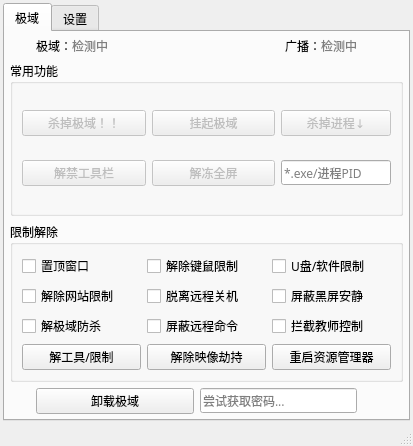
This is NTD.ui in LYXOfficial/NoTopDomain as Qt 5 draws it before an edit. The edited form follows.
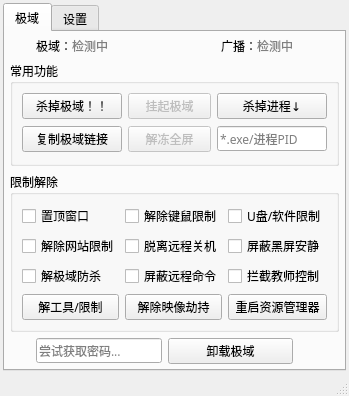
This is the edited form.

```diff
--- a/NTD.ui
+++ b/NTD.ui
@@ -6,8 +6,8 @@
    <rect>
     <x>0</x>
     <y>0</y>
-    <width>413</width>
-    <height>446</height>
+    <width>340</width>
+    <height>376</height>
    </rect>
   </property>
   <property name="font">
@@ -256,27 +256,8 @@
              </property>
             </widget>
            </item>
-           <item row="1" column="0">
-            <widget class="QPushButton" name="EnableTDBar">
-             <property name="enabled">
-              <bool>false</bool>
-             </property>
-             <property name="maximumSize">
-              <size>
-               <width>16777215</width>
-               <height>16777215</height>
-              </size>
-             </property>
-             <property name="text">
-              <string>解禁工具栏</string>
-             </property>
-            </widget>
-           </item>
            <item row="0" column="0">
             <widget class="QPushButton" name="KillTD">
-             <property name="enabled">
-              <bool>false</bool>
-             </property>
              <property name="minimumSize">
               <size>
                <width>100</width>
@@ -291,7 +272,7 @@
            <item row="0" column="2">
             <widget class="QPushButton" name="KillCurrent">
              <property name="enabled">
-              <bool>false</bool>
+              <bool>true</bool>
              </property>
              <property name="text">
               <string>杀掉进程↓</string>
@@ -326,17 +307,17 @@
              </property>
             </widget>
            </item>
+           <item row="1" column="0">
+            <widget class="QPushButton" name="CopyLink">
+             <property name="text">
+              <string>复制极域链接</string>
+             </property>
+            </widget>
+           </item>
           </layout>
          </widget>
         </item>
         <item row="3" column="1">
-         <widget class="QPushButton" name="UninstallTopDomain">
-          <property name="text">
-           <string>卸载极域</string>
-          </property>
-         </widget>
-        </item>
-        <item row="3" column="2">
          <widget class="QLineEdit" name="TDPasswd">
           <property name="sizePolicy">
            <sizepolicy hsizetype="Minimum" vsizetype="Fixed">
@@ -352,6 +333,13 @@
           </property>
          </widget>
         </item>
+        <item row="3" column="2">
+         <widget class="QPushButton" name="UninstallTopDomain">
+          <property name="text">
+           <string>卸载极域</string>
+          </property>
+         </widget>
+        </item>
        </layout>
       </widget>
       <widget class="QWidget" name="tab_3">
```
Left out of the diff: 108 changed lines with no effect on the pictures.
